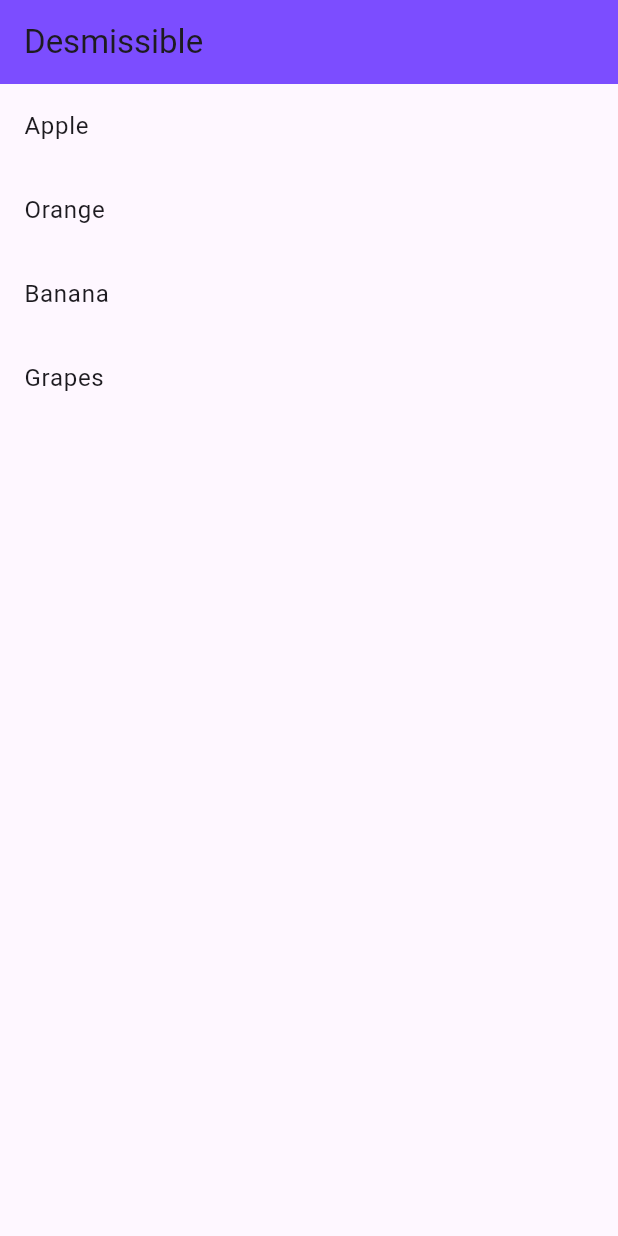
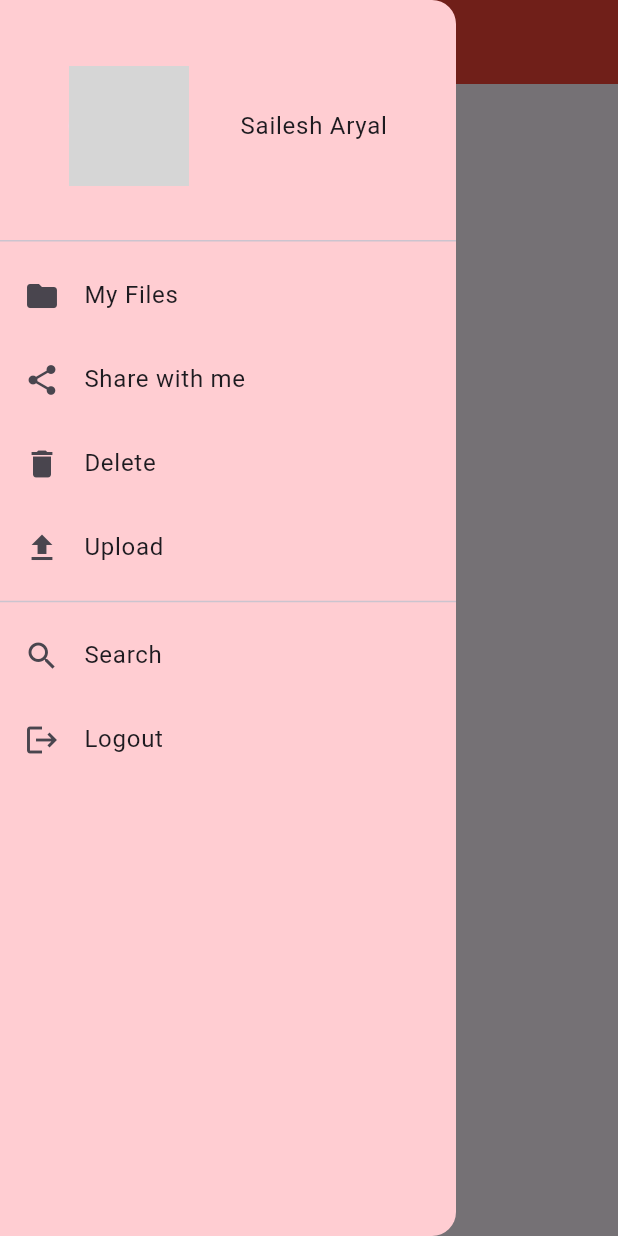
Before and after one commit to Sailesharyal/FlutterProjects, a Flutter app: the screen it shows after launch, with the side drawer open (before the commit the screen has no drawer), on a phone screen of 412 x 824 dp. Run offline on Flutter 3.47's test engine with Material 3 defaults, Android fonts, the phone set to English and light mode, and no system bars; our stand-ins replace hive_flutter; accounts and stored records are empty; network calls fail; grey boxes are pictures that could not be loaded.

Commit message:
learned about drawer widget

```diff
--- /dev/null
+++ b/learningwidget/lib/Pages/drawer.dart
@@ -0,0 +1,69 @@
+import 'package:flutter/material.dart';
+import 'package:learningwidget/Pages/Sampleapp.dart';
+
+class drawerWidget extends StatefulWidget {
+  const drawerWidget({super.key});
+
+  @override
+  State<drawerWidget> createState() => _drawerWidgetState();
+}
+
+class _drawerWidgetState extends State<drawerWidget> {
+  @override
+  Widget build(BuildContext context) {
+    return Scaffold(
+      drawer: Drawer(
+        backgroundColor: Colors.red.shade100,
+        child: ListView(
+          children: [
+            DrawerHeader(
+                child: Container(
+              child: const Row(
+                crossAxisAlignment: CrossAxisAlignment.center,
+                mainAxisAlignment: MainAxisAlignment.spaceEvenly,
+                children: [
+                  CircleAvatar(
+                    radius: 40,
+                    backgroundImage: NetworkImage(
+                        "https://scontent.fktm21-1.fna.fbcdn.net/v/t39.30808-6/366356804_2007362759615473_1109385953638767079_n.jpg?_nc_cat=109&ccb=1-7&_nc_sid=6ee11a&_nc_ohc=gDhrDGqcVIwQ7kNvgG3QNia&_nc_ht=scontent.fktm21-1.fna&oh=00_AYBffXT30_63D3yYOW7nZhJQFUaihcvAWBbeTAUK-gclog&oe=66AE68B1"),
+                  ),
+                  Text(" Sailesh Aryal"),
+                ],
+              ), // color: Colors.blue,
+            )),
+            const ListTile(
+              leading: Icon(Icons.folder),
+              title: Text("My Files"),
+            ),
+            const ListTile(
+              leading: Icon(Icons.share),
+              title: Text("Share with me "),
+            ),
+            const ListTile(
+              leading: Icon(Icons.delete),
+              title: Text("Delete"),
+            ),
+            const ListTile(
+              leading: Icon(Icons.upload),
+              title: Text("Upload"),
+            ),
+            Divider(),
+            const ListTile(
+              leading: Icon(Icons.search),
+              title: Text("Search"),
+            ),
+            const ListTile(
+              leading: Icon(Icons.logout),
+              title: Text("Logout"),
+            ),
+          ],
+        ),
+      ),
+      appBar: AppBar(
+        title: Text("Drawer"),
+        backgroundColor: Colors.red,
+      ),
+      body: Container(),
+    );
+  }
+}
--- a/learningwidget/lib/main.dart
+++ b/learningwidget/lib/main.dart
@@ -6,6 +6,7 @@ import 'package:learningwidget/Pages/Sampleapp.dart';
 import 'package:learningwidget/Pages/SnackBar.dart';
 import 'package:learningwidget/Pages/Text_Elevated_btn.dart';
 import 'package:learningwidget/Pages/container_sized.dart';
+import 'package:learningwidget/Pages/drawer.dart';
 
 void main() {
   runApp(const MyApp());
@@ -24,7 +25,7 @@ class MyApp extends StatelessWidget {
         colorScheme: ColorScheme.fromSeed(seedColor: Colors.deepPurple),
         useMaterial3: true,
       ),
-      home: const Dessimsibble(),
+      home: const drawerWidget(),
     );
   }
 }
```
